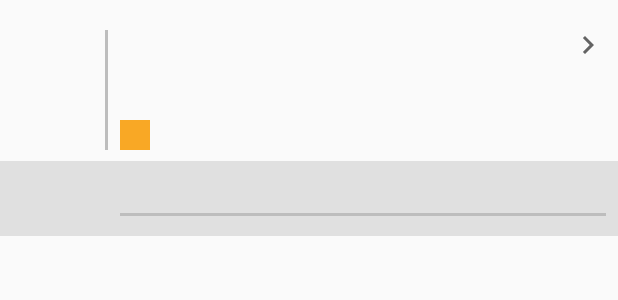
After one commit to okanSerdaroglu/ShoppingApp, an Android app: the layout adapter_product_list.xml on its own in the app's theme, with its tools: preview values and no code run, on a phone screen of 412 x 824 dp. The commit adds this screen. Shown: the top 300 px of the screen. Run offline under Robolectric (Android 15) with nearby library versions, the phone set to English and light mode, and no system bars.

Commit message:
adapter product list added

```diff
--- /dev/null
+++ b/app/src/main/res/drawable/ic_navigate_next.xml
@@ -0,0 +1,5 @@
+<vector android:alpha="0.6" android:height="24dp"
+    android:viewportHeight="24.0" android:viewportWidth="24.0"
+    android:width="24dp" xmlns:android="http://schemas.android.com/apk/res/android">
+    <path android:fillColor="#FF000000" android:pathData="M10,6L8.59,7.41 13.17,12l-4.58,4.59L10,18l6,-6z"/>
+</vector>
--- /dev/null
+++ b/app/src/main/res/layout/adapter_product_list.xml
@@ -0,0 +1,154 @@
+<?xml version="1.0" encoding="utf-8"?>
+<android.support.constraint.ConstraintLayout xmlns:android="http://schemas.android.com/apk/res/android"
+    xmlns:app="http://schemas.android.com/apk/res-auto"
+    android:layout_width="match_parent"
+    android:layout_height="match_parent">
+
+    <android.support.constraint.ConstraintLayout
+        android:id="@+id/constraintLayoutProduct"
+        android:layout_width="match_parent"
+        android:layout_height="@dimen/margin_190"
+        app:layout_constraintEnd_toEndOf="parent"
+        app:layout_constraintStart_toStartOf="parent"
+        app:layout_constraintTop_toTopOf="parent">
+
+        <TextView
+            android:id="@+id/textViewDay"
+            android:layout_width="wrap_content"
+            android:layout_height="wrap_content"
+            android:textSize="@dimen/text_size_40"
+            android:textStyle="bold"
+            app:layout_constraintEnd_toStartOf="@id/viewSeparator"
+            app:layout_constraintStart_toStartOf="parent"
+            app:layout_constraintTop_toTopOf="@id/viewSeparator" />
+
+
+        <TextView
+            android:layout_width="0dp"
+            android:layout_height="wrap_content"
+            android:gravity="center"
+            android:textSize="@dimen/text_size_12"
+            android:textStyle="bold"
+            app:layout_constraintEnd_toStartOf="@id/viewSeparator"
+            app:layout_constraintStart_toStartOf="parent"
+            app:layout_constraintTop_toBottomOf="@+id/textViewDay" />
+
+
+        <View
+            android:id="@+id/viewSeparator"
+            android:layout_width="2dp"
+            android:layout_height="@dimen/margin_80"
+            android:layout_marginStart="@dimen/margin_70"
+            android:layout_marginTop="@dimen/margin_20"
+            android:background="@color/colorGrey"
+            app:layout_constraintStart_toStartOf="parent"
+            app:layout_constraintTop_toTopOf="parent" />
+
+        <TextView
+            android:id="@+id/textViewMarketName"
+            android:layout_width="wrap_content"
+            android:layout_height="wrap_content"
+            android:layout_marginStart="@dimen/margin_8"
+            android:textColor="@color/colorDarkGrey"
+            android:textSize="@dimen/text_size_14"
+            android:textStyle="bold"
+            app:layout_constraintStart_toEndOf="@+id/viewSeparator"
+            app:layout_constraintTop_toTopOf="@+id/viewSeparator" />
+
+        <TextView
+            android:id="@+id/textViewOrderName"
+            android:layout_width="0dp"
+            android:layout_height="wrap_content"
+            android:singleLine="true"
+            app:layout_constraintBottom_toTopOf="@id/viewState"
+            app:layout_constraintEnd_toStartOf="@id/textViewPrice"
+            app:layout_constraintStart_toStartOf="@+id/textViewMarketName"
+            app:layout_constraintTop_toBottomOf="@id/textViewMarketName" />
+
+        <View
+            android:id="@+id/viewState"
+            android:layout_width="20dp"
+            android:layout_height="20dp"
+            android:background="@color/colorYellow"
+            app:layout_constraintBottom_toBottomOf="@id/viewSeparator"
+            app:layout_constraintStart_toStartOf="@id/textViewMarketName" />
+
+        <ImageView
+            android:id="@+id/imageViewNextIcon"
+            android:layout_width="wrap_content"
+            android:layout_height="wrap_content"
+            android:layout_marginEnd="@dimen/margin_8"
+            android:src="@drawable/ic_navigate_next"
+            app:layout_constraintBottom_toBottomOf="@id/textViewMarketName"
+            app:layout_constraintEnd_toEndOf="parent"
+            app:layout_constraintTop_toTopOf="@+id/textViewMarketName"
+            android:contentDescription="@string/next_icon" />
+
+        <TextView
+            android:id="@+id/textViewPrice"
+            android:layout_width="wrap_content"
+            android:layout_height="wrap_content"
+            android:textColor="@color/colorDarkGrey"
+            android:textSize="@dimen/text_size_14"
+            android:textStyle="bold"
+            app:layout_constraintBottom_toBottomOf="@+id/textViewOrderName"
+            app:layout_constraintEnd_toEndOf="@id/imageViewNextIcon"
+            app:layout_constraintTop_toTopOf="@+id/textViewOrderName" />
+
+        <android.support.constraint.ConstraintLayout
+            android:id="@+id/constraintLayoutProductDetailLeft"
+            android:layout_width="0dp"
+            android:layout_height="50dp"
+            android:background="@color/colorSoftGrey"
+            app:layout_constraintBottom_toBottomOf="parent"
+            app:layout_constraintEnd_toEndOf="@+id/viewSeparator"
+            app:layout_constraintStart_toStartOf="parent"
+            app:layout_constraintTop_toBottomOf="@id/textViewDay">
+
+        </android.support.constraint.ConstraintLayout>
+
+        <android.support.constraint.ConstraintLayout
+            android:layout_width="0dp"
+            android:layout_height="0dp"
+            android:background="@color/colorSoftGrey"
+            app:layout_constraintBottom_toBottomOf="@id/constraintLayoutProductDetailLeft"
+            app:layout_constraintEnd_toEndOf="parent"
+            app:layout_constraintStart_toEndOf="@id/constraintLayoutProductDetailLeft"
+            app:layout_constraintTop_toTopOf="@+id/constraintLayoutProductDetailLeft">
+
+            <TextView
+                android:id="@+id/textViewProductDetail"
+                android:layout_width="wrap_content"
+                android:layout_height="wrap_content"
+                android:layout_marginStart="@dimen/margin_8"
+                android:textSize="@dimen/text_size_14"
+                app:layout_constraintBottom_toBottomOf="parent"
+                app:layout_constraintStart_toStartOf="parent"
+                app:layout_constraintTop_toTopOf="parent" />
+
+            <TextView
+                android:id="@+id/textViewPriceDetail"
+                android:layout_width="wrap_content"
+                android:layout_height="wrap_content"
+                android:layout_marginEnd="@dimen/margin_8"
+                android:textSize="@dimen/text_size_14"
+                android:textStyle="bold"
+                app:layout_constraintBottom_toBottomOf="@id/textViewProductDetail"
+                app:layout_constraintEnd_toEndOf="parent"
+                app:layout_constraintTop_toTopOf="@+id/textViewProductDetail" />
+
+            <View
+                android:layout_width="0dp"
+                android:layout_height="@dimen/margin_2"
+                android:background="@color/colorGrey"
+                app:layout_constraintEnd_toEndOf="@id/textViewPriceDetail"
+                app:layout_constraintStart_toStartOf="@id/textViewProductDetail"
+                app:layout_constraintTop_toBottomOf="@id/textViewProductDetail" />
+
+        </android.support.constraint.ConstraintLayout>
+
+
+    </android.support.constraint.ConstraintLayout>
+
+
+</android.support.constraint.ConstraintLayout>
--- a/app/src/main/res/values/colors.xml
+++ b/app/src/main/res/values/colors.xml
@@ -7,5 +7,9 @@
     <color name="colorWhite">#FAFAFA</color>
     <color name="colorDarkRed">#a30700</color>
     <color name="colorRedDisabled">#e1e4ea</color>
+    <color name="colorGrey">#BDBDBD</color>
+    <color name="colorDarkGrey">#424242</color>
+    <color name="colorYellow">#F9A825</color>
+    <color name="colorSoftGrey">#E0E0E0</color>
 
 </resources>
--- a/app/src/main/res/values/dimens.xml
+++ b/app/src/main/res/values/dimens.xml
@@ -5,7 +5,18 @@
     <dimen name="margin_12">12dp</dimen>
     <dimen name="margin_8">8dp</dimen>
     <dimen name="margin_4">4dp</dimen>
-    <dimen name="margin_20">20dp</dimen>
     <dimen name="margin_50">50dp</dimen>
     <dimen name="text_size_16">16sp</dimen>
+    <dimen name="text_size_60">60sp</dimen>
+    <dimen name="text_size_14">14sp</dimen>
+    <dimen name="margin_120">120dp</dimen>
+    <dimen name="margin_190">190dp</dimen>
+
+    <dimen name="margin_80">80dp</dimen>
+    <dimen name="margin_2">2dp</dimen>
+    <dimen name="margin_60">60dp</dimen>
+    <dimen name="margin_20">20dp</dimen>
+    <dimen name="margin_70">70dp</dimen>
+    <dimen name="text_size_40">40sp</dimen>
+    <dimen name="text_size_12">12sp</dimen>
 </resources>
--- a/app/src/main/res/values/strings.xml
+++ b/app/src/main/res/values/strings.xml
@@ -7,4 +7,5 @@
     <string name="button_confirm">Giriş</string>
     <string name="my_orders">Siparişlerim</string>
     <string name="log_out">Çıkış Yap</string>
+    <string name="next_icon">next icon</string>
 </resources>
--- a/app/src/main/res/values/styles.xml
+++ b/app/src/main/res/values/styles.xml
@@ -6,6 +6,7 @@
         <item name="colorPrimary">@color/colorPrimary</item>
         <item name="colorPrimaryDark">@color/colorPrimaryDark</item>
         <item name="colorAccent">@color/colorAccent</item>
+        <item name="textInputStyle">@style/Widget.MaterialComponents.TextInputLayout.OutlinedBox</item>
     </style>
 
 </resources>
```
